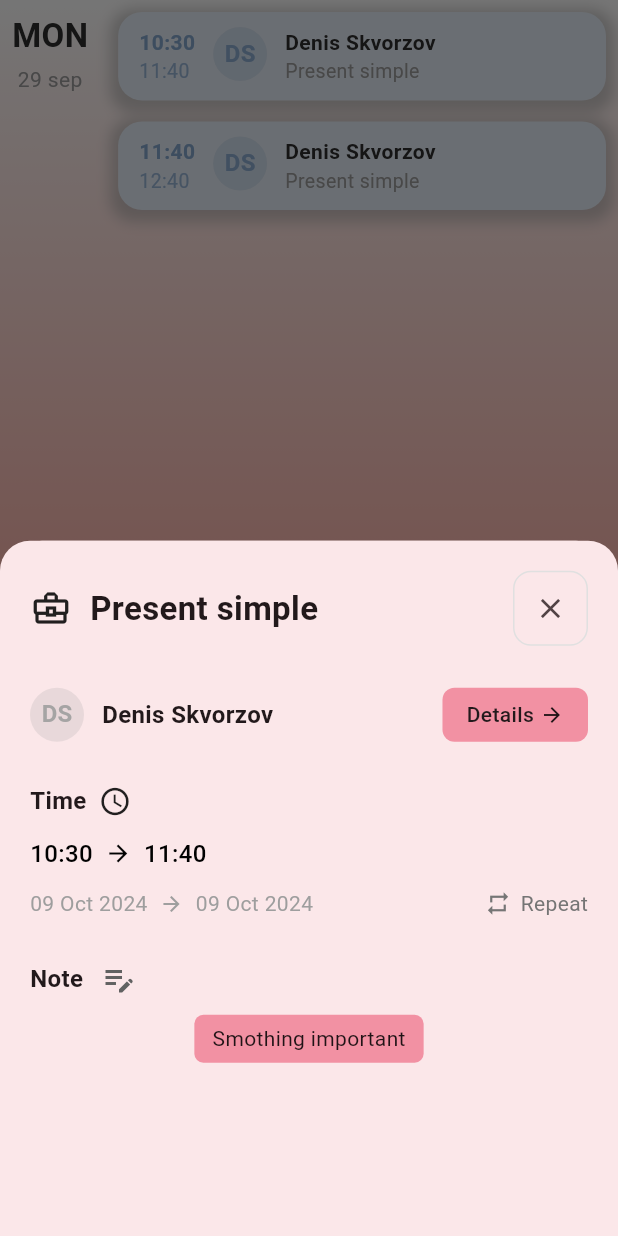
After one commit to AhrimanFrog/BestiesNotes, a Flutter app: the screen it shows after launch, after a tap on an icon or button, on a phone screen of 412 x 824 dp. The commit adds this screen. Run offline on Flutter 3.47's test engine with Material 3 defaults, Android fonts, the phone set to English and light mode, and no system bars; our stand-ins replace drift, drift_flutter, flutter_riverpod; accounts and stored records are empty; generated files the repository leaves out were written again.

Commit message:
Lesson modal page outline

```diff
--- a/lib/data/ui_models/lesson.dart
+++ b/lib/data/ui_models/lesson.dart
@@ -29,4 +29,6 @@ class Lesson<T extends Teachable> {
   bool get isNow =>
       DateTime.now().isAfter(start) &&
       DateTime.now().isBefore(start.add(duration));
+
+  DateTime get end => start.add(duration);
 }
--- /dev/null
+++ b/lib/views/lesson_view/lesson_view.dart
@@ -0,0 +1,38 @@
+import 'package:flutter/material.dart';
+import 'package:besties_notes/common/app_colors.dart';
+import 'package:besties_notes/data/ui_models/lesson.dart';
+import 'package:besties_notes/widgets/index.dart'
+    show PersonRow, TimeRow, NoteRow, ModalHeaderRow;
+
+class LessonView extends StatelessWidget {
+  final Lesson lesson;
+
+  const LessonView({super.key, required this.lesson});
+
+  @override
+  Widget build(BuildContext context) {
+    return Container(
+      decoration: const BoxDecoration(
+        color: AppColors.softWarmPink,
+        borderRadius: BorderRadius.vertical(top: Radius.circular(20)),
+      ),
+      child: Expanded(
+        child: ListView(
+          padding: const EdgeInsets.all(20),
+          children: [
+            ModalHeaderRow(
+              title: lesson.name,
+              icon: Icons.business_center_outlined,
+            ),
+            const SizedBox(height: 28),
+            PersonRow(subject: lesson.subject),
+            const SizedBox(height: 28),
+            TimeRow(start: lesson.start, end: lesson.end),
+            const SizedBox(height: 28),
+            NoteRow(note: "Smothing important"),
+          ],
+        ),
+      ),
+    );
+  }
+}
--- a/lib/widgets/index.dart
+++ b/lib/widgets/index.dart
@@ -1,5 +1,11 @@
 export 'lesson_card.dart';
 export 'schedule_card.dart';
 export 'initials_circle.dart';
-export 'day_title.dart';
+export 'texts/day_title.dart';
 export 'gradient_background.dart';
+export 'texts/tag.dart';
+export 'rows/person_row.dart';
+export 'small_icon_button.dart';
+export 'rows/time_row.dart';
+export 'rows/note_row.dart';
+export 'rows/modal_header_row.dart';
--- a/lib/widgets/lesson_card.dart
+++ b/lib/widgets/lesson_card.dart
@@ -6,17 +6,20 @@ import 'package:flutter/material.dart';
 
 class LessonCard extends StatelessWidget {
   final Lesson lesson;
+  final VoidCallback onClick;
 
   Color get cardMainColor =>
       lesson.isNow ? AppColors.softWarmPink : AppColors.softPastelBlue;
   Color get cardAccentColor =>
       lesson.isNow ? AppColors.accentPink : AppColors.pastelBlue;
 
-  const LessonCard({super.key, required this.lesson});
+  const LessonCard({super.key, required this.lesson, required this.onClick});
 
   @override
   Widget build(BuildContext context) {
-    return Container(
+    return InkWell(
+      onTap: onClick,
+      child: Container(
         padding: const EdgeInsets.symmetric(horizontal: 14, vertical: 10),
         decoration: BoxDecoration(
           color: cardMainColor,
@@ -46,7 +49,7 @@ class LessonCard extends StatelessWidget {
                   ),
                 ),
                 Text(
-                lesson.start.add(lesson.duration).toHoursAndMinsFormat(),
+                  lesson.end.toHoursAndMinsFormat(),
                   style: TextStyle(
                     fontSize: 13,
                     color: cardAccentColor.withValues(alpha: 0.8),
@@ -91,6 +94,7 @@ class LessonCard extends StatelessWidget {
             ),
           ],
         ),
+      ),
     );
   }
 }
--- /dev/null
+++ b/lib/widgets/rows/modal_header_row.dart
@@ -0,0 +1,29 @@
+import 'package:flutter/material.dart';
+import 'package:besties_notes/widgets/index.dart' show SmallIconButton;
+
+class ModalHeaderRow extends StatelessWidget {
+  final String title;
+  final IconData icon;
+
+  const ModalHeaderRow({super.key, required this.title, required this.icon});
+
+  @override
+  Widget build(BuildContext context) {
+    return Row(
+      spacing: 12,
+      children: [
+        Icon(icon, size: 28),
+        Expanded(
+          child: Text(
+            title,
+            style: TextStyle(fontSize: 22, fontWeight: FontWeight.bold),
+          ),
+        ),
+        SmallIconButton(
+          icon: Icons.close,
+          onClick: () => Navigator.pop(context),
+        ),
+      ],
+    );
+  }
+}
--- /dev/null
+++ b/lib/widgets/rows/note_row.dart
@@ -0,0 +1,32 @@
+import 'package:flutter/material.dart';
+import 'package:besties_notes/widgets/index.dart' show Tag;
+
+class NoteRow extends StatelessWidget {
+  final String note;
+
+  const NoteRow({super.key, required this.note});
+
+  @override
+  Widget build(BuildContext context) {
+    return Column(
+      spacing: 12,
+      children: [
+        Row(
+          spacing: 12,
+          children: [
+            const Text(
+              'Note',
+              style: TextStyle(fontSize: 16, fontWeight: FontWeight.w600),
+            ),
+            Icon(
+              Icons.edit_note_outlined,
+              size: 24,
+              color: Colors.grey.shade700,
+            ),
+          ],
+        ),
+        Tag(label: note),
+      ],
+    );
+  }
+}
--- /dev/null
+++ b/lib/widgets/rows/person_row.dart
@@ -0,0 +1,55 @@
+import 'package:besties_notes/common/app_colors.dart';
+import 'package:besties_notes/data/ui_models/teachable.dart';
+import 'package:besties_notes/widgets/index.dart';
+import 'package:flutter/material.dart';
+
+class PersonRow<T extends Teachable> extends StatelessWidget {
+  final T subject;
+
+  const PersonRow({super.key, required this.subject});
+
+  @override
+  Widget build(BuildContext context) {
+    return Row(
+      children: [
+        InitialsCircle(
+          initials: subject.initials,
+          circleColor: Colors.grey.withAlpha(20),
+        ),
+        const SizedBox(width: 12),
+        Expanded(
+          child: Column(
+            crossAxisAlignment: CrossAxisAlignment.start,
+            children: [
+              Text(
+                subject.name,
+                style: const TextStyle(
+                  fontSize: 16,
+                  fontWeight: FontWeight.w600,
+                ),
+              ),
+            ],
+          ),
+        ),
+        Container(
+          padding: const EdgeInsets.symmetric(horizontal: 16, vertical: 8),
+          decoration: BoxDecoration(
+            color: AppColors.accentPink,
+            borderRadius: BorderRadius.circular(8),
+          ),
+          child: Row(
+            mainAxisSize: MainAxisSize.min,
+            children: const [
+              Text(
+                'Details',
+                style: TextStyle(fontSize: 14, fontWeight: FontWeight.w500),
+              ),
+              SizedBox(width: 4),
+              Icon(Icons.arrow_forward, size: 16),
+            ],
+          ),
+        ),
+      ],
+    );
+  }
+}
--- /dev/null
+++ b/lib/widgets/rows/time_row.dart
@@ -0,0 +1,52 @@
+import 'package:flutter/material.dart';
+import '../texts/arrowed_text.dart';
+import 'package:besties_notes/extensions/datetime_ext.dart';
+
+class TimeRow extends StatelessWidget {
+  final DateTime start;
+  final DateTime end;
+
+  const TimeRow({super.key, required this.start, required this.end});
+
+  @override
+  Widget build(BuildContext context) {
+    return Column(
+      spacing: 12,
+      crossAxisAlignment: CrossAxisAlignment.start,
+      mainAxisSize: MainAxisSize.max,
+      children: [
+        Row(
+          spacing: 8,
+          children: [
+            const Text(
+              'Time',
+              style: TextStyle(fontSize: 16, fontWeight: FontWeight.w600),
+            ),
+            const Icon(Icons.access_time, size: 22),
+          ],
+        ),
+        ArrowedText(
+          origin: start.toHoursAndMinsFormat(),
+          destination: end.toHoursAndMinsFormat(),
+          isMain: true,
+        ),
+        Row(
+          children: [
+            ArrowedText(
+              origin: '09 Oct 2024',
+              destination: '09 Oct 2024',
+              isMain: false,
+            ),
+            const Spacer(),
+            Icon(Icons.repeat, size: 18, color: Colors.grey.shade600),
+            const SizedBox(width: 6),
+            Text(
+              'Repeat',
+              style: TextStyle(fontSize: 14, color: Colors.grey.shade600),
+            ),
+          ],
+        ),
+      ],
+    );
+  }
+}
--- a/lib/widgets/schedule_card.dart
+++ b/lib/widgets/schedule_card.dart
@@ -1,10 +1,13 @@
 import 'package:besties_notes/data/ui_models/index.dart';
 import 'package:besties_notes/widgets/lesson_card.dart';
-import 'package:besties_notes/widgets/day_title.dart';
+import 'package:besties_notes/widgets/texts/day_title.dart';
 import 'package:flutter/material.dart';
+import 'package:besties_notes/views/lesson_view/lesson_view.dart';
 
 class ScheduleCard extends StatelessWidget {
-  const ScheduleCard({super.key});
+  final List<Lesson> lessons = [Lesson.demoActive(), Lesson.demoNonActive()];
+
+  ScheduleCard({super.key});
 
   @override
   Widget build(BuildContext context) {
@@ -16,10 +19,18 @@ class ScheduleCard extends StatelessWidget {
           const SizedBox(width: 20),
           Expanded(
             child: Column(
+              spacing: 14,
               children: [
-                LessonCard(lesson: Lesson.demoActive()),
-                SizedBox(height: 14),
-                LessonCard(lesson: Lesson.demoNonActive()),
+                for (final lesson in lessons)
+                  LessonCard(
+                    lesson: lesson,
+                    onClick: () {
+                      showModalBottomSheet(
+                        context: context,
+                        builder: (context) => LessonView(lesson: lesson),
+                      );
+                    },
+                  ),
               ],
             ),
           ),
--- /dev/null
+++ b/lib/widgets/small_icon_button.dart
@@ -0,0 +1,24 @@
+import 'package:flutter/material.dart';
+
+class SmallIconButton extends StatelessWidget {
+  final IconData icon;
+  final VoidCallback onClick;
+
+  const SmallIconButton({super.key, required this.icon, required this.onClick});
+
+  @override
+  Widget build(BuildContext context) {
+    return Container(
+      decoration: BoxDecoration(
+        border: Border.all(color: Colors.grey.shade300),
+        borderRadius: BorderRadius.circular(12),
+      ),
+      child: IconButton(
+        onPressed: onClick,
+        icon: Icon(icon, size: 22),
+        padding: const EdgeInsets.all(8),
+        constraints: const BoxConstraints(minWidth: 44, minHeight: 44),
+      ),
+    );
+  }
+}
--- /dev/null
+++ b/lib/widgets/texts/arrowed_text.dart
@@ -0,0 +1,44 @@
+import 'package:flutter/material.dart';
+
+class ArrowedText extends StatelessWidget {
+  final String origin;
+  final String destination;
+  final Color _color;
+  final double _fontSize;
+  final FontWeight? _fontWeight;
+
+  const ArrowedText({
+    super.key,
+    required this.origin,
+    required this.destination,
+    isMain = true,
+  }) : _color = isMain ? Colors.black : Colors.grey,
+       _fontSize = isMain ? 16 : 14,
+       _fontWeight = isMain ? FontWeight.w500 : null;
+
+  @override
+  Widget build(BuildContext context) {
+    return Row(
+      spacing: 8,
+      children: [
+        Text(
+          origin,
+          style: TextStyle(
+            fontSize: _fontSize,
+            color: _color,
+            fontWeight: _fontWeight,
+          ),
+        ),
+        Icon(Icons.arrow_forward, size: _fontSize + 2, color: _color),
+        Text(
+          destination,
+          style: TextStyle(
+            fontSize: _fontSize,
+            color: _color,
+            fontWeight: _fontWeight,
+          ),
+        ),
+      ],
+    );
+  }
+}
--- /dev/null
+++ b/lib/widgets/texts/tag.dart
@@ -0,0 +1,23 @@
+import 'package:besties_notes/common/app_colors.dart';
+import 'package:flutter/material.dart';
+
+class Tag extends StatelessWidget {
+  final String label;
+
+  const Tag({super.key, required this.label});
+
+  @override
+  Widget build(BuildContext context) {
+    return Container(
+      padding: const EdgeInsets.symmetric(horizontal: 12, vertical: 6),
+      decoration: BoxDecoration(
+        color: AppColors.accentPink,
+        borderRadius: BorderRadius.circular(6),
+      ),
+      child: Text(
+        label,
+        style: const TextStyle(fontSize: 14, color: Colors.black87),
+      ),
+    );
+  }
+}
```
Also changed, not shown: lib/widgets/texts/day_title.dart (renamed from lib/widgets/day_title.dart). Lines whose indentation alone changed are shown as unchanged.
